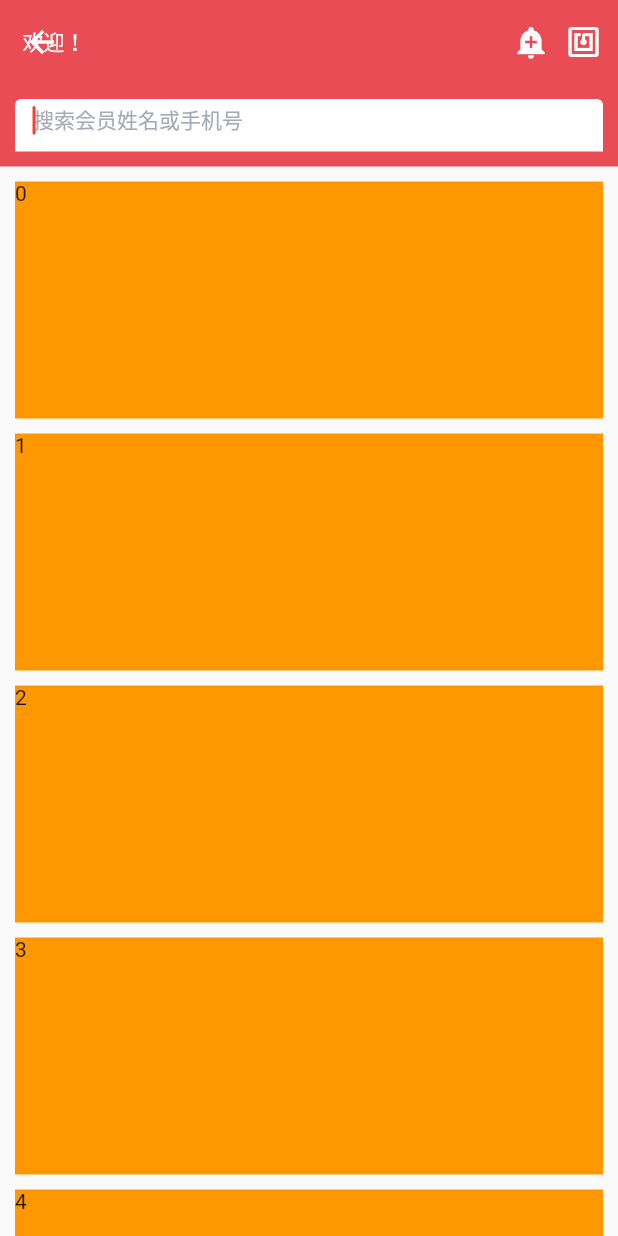
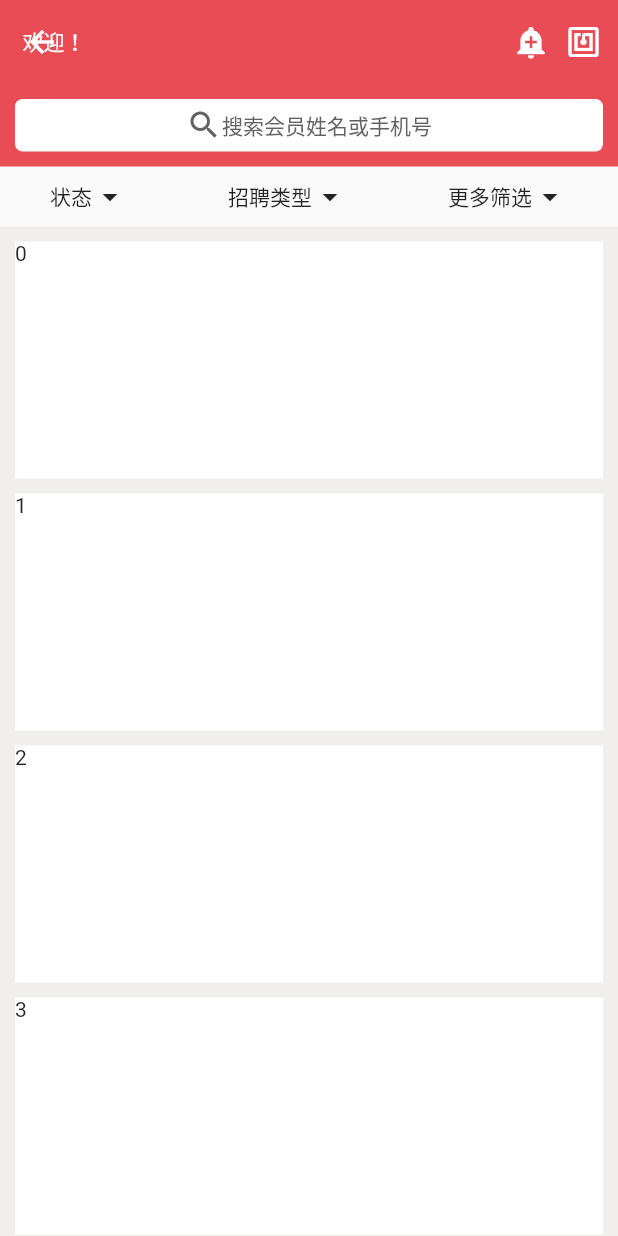
Before and after one commit to wangyin8866/flutter_bd, a Flutter app: the MemberPage screen opened directly, on a phone screen of 412 x 824 dp. Run offline on Flutter 3.47's test engine with Material 2 defaults, Android fonts, the phone set to English and light mode, and no system bars; our stand-ins replace dio, shared_preferences; accounts and stored records are empty.

Commit message:
布局调整

```diff
--- a/lib/modules/member/member.dart
+++ b/lib/modules/member/member.dart
@@ -18,28 +18,8 @@ class _MemberPageState extends State<MemberPage> {
           child: Stack(
             children: <Widget>[
               this.getSearchView(),
-              Positioned(
-                top: 55,
-                left: 0,
-                right: 0,
-                bottom: 0,
-                child: ListView.builder(
-                  padding: EdgeInsets.all(10),
-                  itemCount: 50,
-                  itemBuilder: (context, index) {
-                    return Container(
-                      padding: EdgeInsets.only(
-                        bottom: 10,
-                      ),
-                      child: Container(
-                        height: 158,
-                        child: Text('$index'),
-                        color: Colors.orange,
-                      ),
-                    );
-                  },
-                ),
-              ),
+              this.getSelectView(),
+              this.getListView(),
             ],
           ),
         ),
@@ -105,6 +85,30 @@ class _MemberPageState extends State<MemberPage> {
       padding: EdgeInsets.all(10),
       height: 55,
       color: Color(0xffea4c56),
+      child: Container(
+        decoration: BoxDecoration(
+          color: Colors.white,
+          borderRadius: BorderRadius.all(Radius.circular(5)),
+        ),
+        child: Row(
+          mainAxisAlignment: MainAxisAlignment.center,
+          children: <Widget>[
+            Icon(
+              Icons.search,
+              color: Color(0xff626262),
+            ),
+            Text(
+              '搜索会员姓名或手机号',
+              style: TextStyle(color: Color(0xff626262)),
+            ),
+          ],
+        ),
+      ),
+    );
+    /*return Container(
+      padding: EdgeInsets.all(10),
+      height: 55,
+      color: Color(0xffea4c56),
       child: TextField(
         keyboardType: TextInputType.text,
         obscureText: false,
@@ -112,6 +116,7 @@ class _MemberPageState extends State<MemberPage> {
         cursorWidth: 2,
         cursorRadius: Radius.circular(1),
         autofocus: true,
+        textAlign: TextAlign.center,
         decoration: InputDecoration(
           fillColor: Colors.white,
           filled: true,
@@ -124,9 +129,95 @@ class _MemberPageState extends State<MemberPage> {
           ),
         ),
         onChanged: (tx) {
-          print('$tx');
+          print('内容改变：$tx');
         },
+        onSubmitted: (tx){
+          print('内容提交：$tx');
+        },
+      ),
+    );
+    */
+  }
+
+  /// 筛选条
+  getSelectView() {
+    return Positioned(
+      top: 55,
+      left: 0,
+      right: 0,
+      height: 40,
+      child: Row(
+        mainAxisAlignment: MainAxisAlignment.spaceAround,
+        children: <Widget>[
+          Row(
+            children: <Widget>[
+              Text('状态'),
+              Icon(Icons.arrow_drop_down),
+            ],
+          ),
+          Row(
+            children: <Widget>[
+              Text('招聘类型'),
+              Icon(Icons.arrow_drop_down),
+            ],
+          ),
+          Row(
+            children: <Widget>[
+              Text('更多筛选'),
+              Icon(Icons.arrow_drop_down),
+            ],
+          ),
+        ],
+      ),
+    );
+  }
+
+  /// 列表
+  getListView() {
+    return Positioned(
+        top: 95,
+        left: 0,
+        right: 0,
+        bottom: 0,
+        child: Container(
+          color: Color(0xffF1EEEE),
+          child: ListView.builder(
+            padding: EdgeInsets.all(10),
+            itemCount: 50,
+            itemBuilder: (context, index) {
+              return this.getListCellView(index);
+            },
+          ),
+        ));
+  }
+
+  /// 自定义cell
+  getListCellView(int index) {
+    return Container(
+      padding: EdgeInsets.only(
+        bottom: 10,
+      ),
+      // decoration: BoxDecoration(
+      //   color: Colors.white,
+      // ),
+      child: Container(
+        height: 158,
+        decoration: BoxDecoration(
+          color: Colors.white,
+        ),
+        child: Text('$index'),
       ),
     );
   }
 }
+/* return Container(
+                padding: EdgeInsets.only(
+                  bottom: 10,
+                ),
+                child: Container(
+                  height: 158,
+                  child: Text('$index'),
+                  color: Colors.orange,
+                ),
+              );
+*/
```
